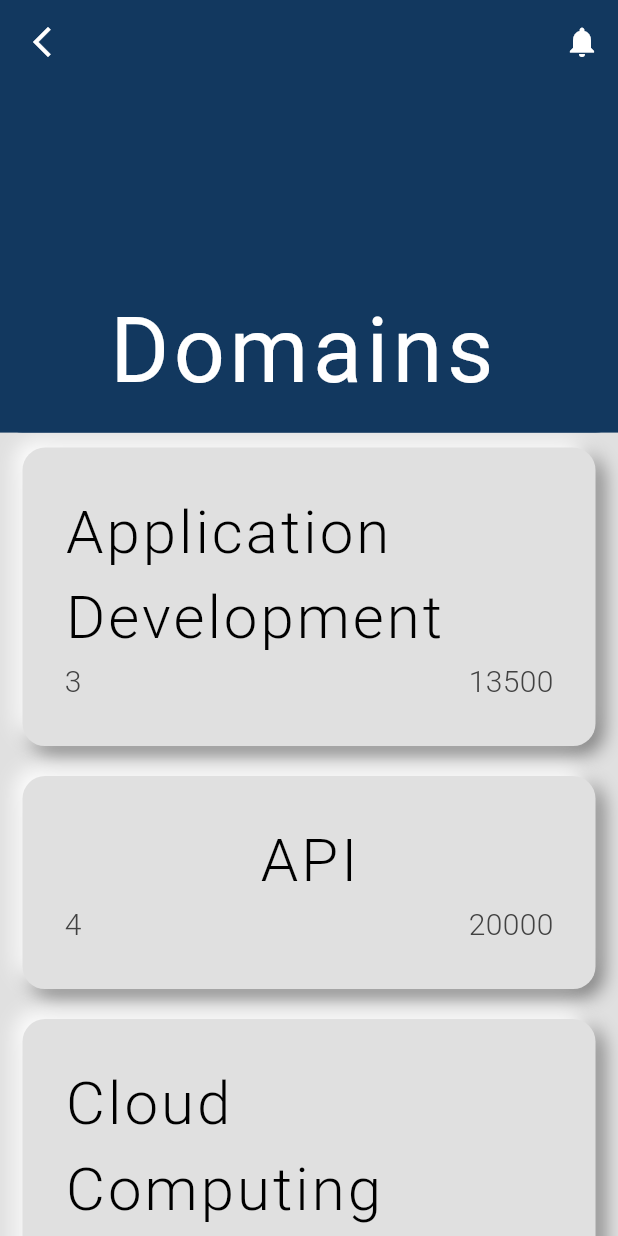
After one commit to HardikChhabra/Appointment-application, a Flutter app: the NewCustomer screen opened by its route, on a phone screen of 412 x 824 dp. The commit adds this screen. Run offline on Flutter 3.47's test engine with Material 3 defaults, Android fonts, the phone set to English and light mode, and no system bars; our stand-ins replace supabase_flutter; missing offline and left inert: slidable_button; accounts and stored records are empty.

Commit message:
Fixed Customer home page

```diff
--- a/lib/main.dart
+++ b/lib/main.dart
@@ -1,6 +1,6 @@
 import 'package:appointment_app/pages/appointments.dart';
 import 'package:appointment_app/pages/company_home.dart';
-import 'package:appointment_app/pages/customer_home.dart';
+import 'package:appointment_app/pages/new_customer_home.dart';
 import 'package:appointment_app/pages/new_login.dart';
 
 import 'package:flutter/material.dart';
@@ -10,7 +10,7 @@ void main() async {
     routes: {
       '/':(context) => const Login(),
       '/Company':(context) => const CompanyHome(),
-      '/Customer':(context) => const CustomerHome(),
+      '/Customer':(context) => const NewCustomer(),
       '/add_appointments':(context) => const Appointments(),
     },
   ));
--- /dev/null
+++ b/lib/neumorphism.dart
@@ -0,0 +1,31 @@
+import 'package:flutter/material.dart';
+
+class NeumorphicCard extends StatelessWidget {
+
+  final Widget theChild;
+  const NeumorphicCard({super.key, required this.theChild});
+
+  @override
+  Widget build(BuildContext context) {
+    return Container(
+      padding: const EdgeInsets.all(20),
+      decoration: BoxDecoration(
+        color: Colors.grey.shade300,
+        borderRadius: BorderRadius.circular(15),
+        boxShadow: [
+          BoxShadow(
+            color: Colors.grey.shade600,
+            offset: const Offset(5, 5),
+            blurRadius: 10,
+          ),
+          const BoxShadow(
+            color: Colors.white,
+            offset: Offset(-5, -5),
+            blurRadius: 10
+          )
+        ]
+      ),
+      child: theChild,
+    );
+  }
+}
--- /dev/null
+++ b/lib/pages/new_customer_home.dart
@@ -0,0 +1,131 @@
+import 'package:appointment_app/neumorphism.dart';
+import 'package:appointment_app/pages/service.dart';
+import 'package:flutter/material.dart';
+
+class NewCustomer extends StatefulWidget {
+  const NewCustomer({super.key});
+
+  @override
+  State<NewCustomer> createState() => _NewCustomerState();
+}
+
+class _NewCustomerState extends State<NewCustomer> {
+  @override
+  Widget build(BuildContext context) {
+    double pageHeight = MediaQuery.of(context).size.height;
+    List<Service> services = serviceBuilder();
+
+    return Scaffold(
+      backgroundColor: Colors.grey.shade300,
+      body: CustomScrollView(
+        slivers: [
+          SliverAppBar(
+            pinned: true,
+            stretch: true,
+            floating: false,
+            shape: const RoundedRectangleBorder(
+                borderRadius: BorderRadius.only(bottomRight: Radius.circular(15), bottomLeft: Radius.circular(15)),
+            ),
+            backgroundColor: Colors.white.withRed(18).withGreen(56).withBlue(95).withOpacity(1),
+            actions: [
+              IconButton(onPressed: () {Navigator.pushNamed(context, '/add_appointments');}, icon: const Icon(Icons.notifications, color: Colors.white,))
+            ],
+            leading: GestureDetector(
+              child: const Icon(Icons.arrow_back_ios_new, color: Colors.white,),
+              onTap: () {
+                Navigator.pop(context);
+              },
+            ),
+            expandedHeight: ((35*pageHeight)/100),
+            collapsedHeight: ((10*pageHeight)/100),
+            flexibleSpace: FlexibleSpaceBar(
+              title: const Text(
+                'Domains',
+                style: TextStyle(
+                  fontSize: 40,
+                  fontWeight: FontWeight.w400,
+                  letterSpacing: 2.0,
+                  color: Colors.white,
+                ),
+              ),
+
+
+              background: ColoredBox(
+                color: Colors.white.withRed(18).withGreen(56).withBlue(95).withOpacity(1),
+              ),
+            ),
+          ),
+          SliverToBoxAdapter(
+            child: Column(
+              children: services.map<Widget>((e) {return Container(child: e.serviceCard(context),);}).toList(),
+            ),
+          ),
+        ],
+      )
+    );
+  }
+}
+
+
+class Service {
+  String serviceName;
+  int avgRating;
+  int avgPrice;
+
+  Service({required this.serviceName, required this.avgRating, required this.avgPrice});
+
+  factory Service.fromMap(Map<String, dynamic> map) {
+    return Service(serviceName: map['service'] as String, avgRating: map['rating'], avgPrice: map['price']);
+  }
+
+  Widget serviceCard (context) {
+
+    return Padding(
+      padding: const EdgeInsets.fromLTRB(15.0, 10.0, 15.0, 10.0),
+      child: NeumorphicCard(
+        theChild: GestureDetector(
+          onTap: () {
+            Navigator.pushNamed(context, "/add_appointments", arguments: {'serviceName' : serviceName});
+          },
+          child: Padding(
+            padding: const EdgeInsets.all(8.0),
+            child: Column(
+              children: [
+                Text(
+                  serviceName,
+                  style: const TextStyle(
+                    color: Colors.black,
+                    fontSize: 40,
+                    fontWeight: FontWeight.w300,
+                    letterSpacing: 2.0,
+                  ),
+                ),
+                Row(
+                  mainAxisAlignment: MainAxisAlignment.spaceBetween,
+                  children: [
+                    Text(
+                      avgRating.toString(),
+                      style: TextStyle(
+                        color: Colors.grey.shade800,
+                        fontSize: 20,
+                        fontWeight: FontWeight.w300,
+                      ),
+                    ),
+                    Text(
+                      avgPrice.toString(),
+                      style: TextStyle(
+                        color: Colors.grey.shade800,
+                        fontSize: 20,
+                        fontWeight: FontWeight.w300,
+                      ),
+                    ),
+                  ],
+                )
+              ],//[]
+            ),
+          ),
+        ),
+      ),
+    );
+  }
+}
--- a/lib/pages/new_login.dart
+++ b/lib/pages/new_login.dart
@@ -77,7 +77,6 @@ class _LoginState extends State<Login> {
                     fontWeight: FontWeight.w400,
                     letterSpacing: 2.0,
                     color: Colors.white,
-                    decoration: null,
                   ),
                 ),
               ),
--- a/lib/pages/service.dart
+++ b/lib/pages/service.dart
@@ -1,6 +1,6 @@
 import 'package:supabase_flutter/supabase_flutter.dart';
 import 'package:flutter/material.dart';
-import 'package:appointment_app/pages/customer_home.dart';
+import 'package:appointment_app/pages/new_customer_home.dart';
 
 import 'appointments.dart';
 import 'new_login.dart';
```
Also changed, not shown: lib/pages/customer_home.dart (deleted, +0 -110 lines).
